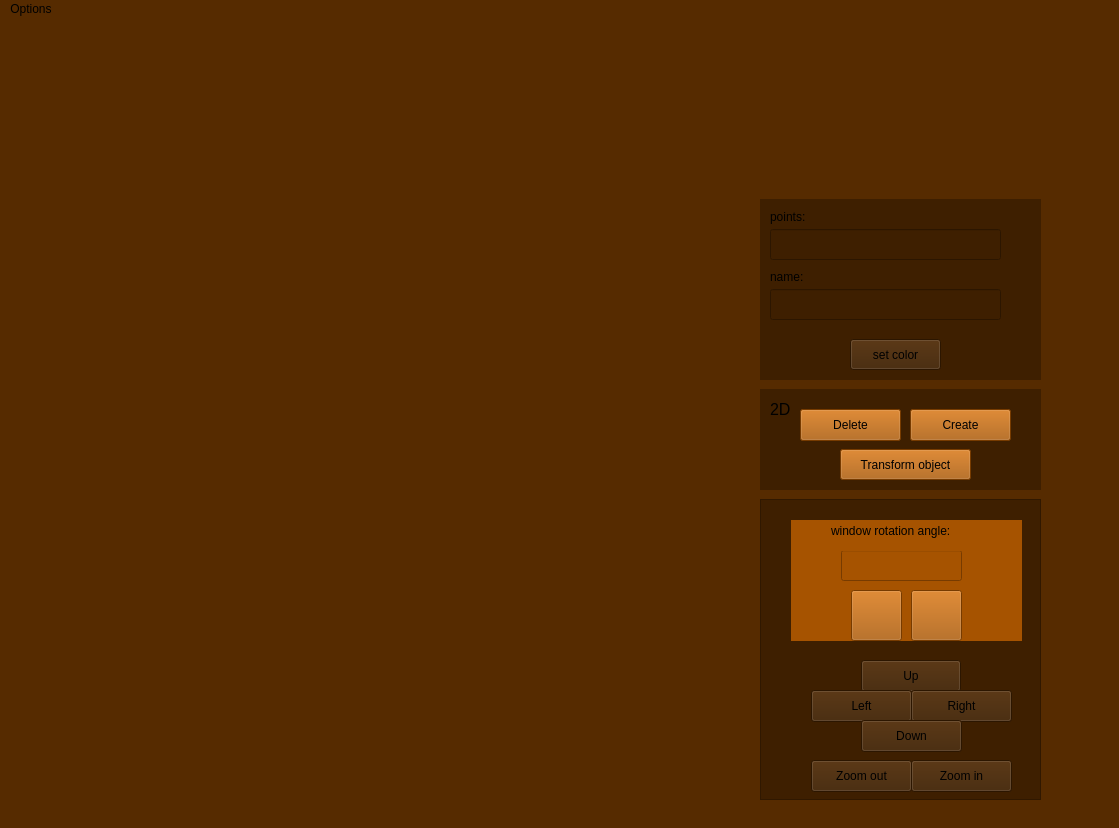
The window that src/view/main_view/gui_main.ui (victoriavllso/sistema-grafico-interativo) describes before a commit, drawn with Qt 5.
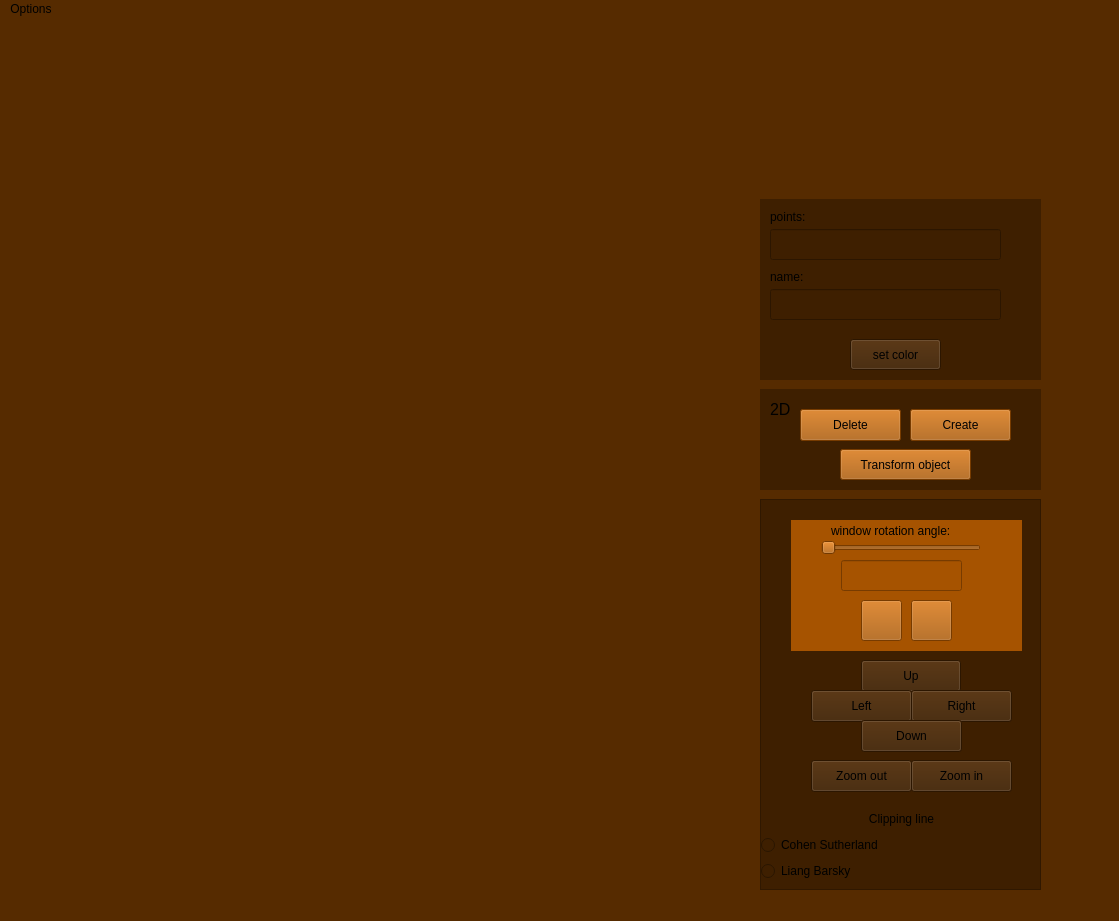
The same window after the commit.

What changed in the file:
```diff
--- a/src/view/main_view/gui_main.ui
+++ b/src/view/main_view/gui_main.ui
@@ -7,7 +7,7 @@
     <x>0</x>
     <y>0</y>
     <width>1119</width>
-    <height>828</height>
+    <height>921</height>
    </rect>
   </property>
   <property name="palette">
@@ -127,7 +127,7 @@
       <x>760</x>
       <y>480</y>
       <width>281</width>
-      <height>301</height>
+      <height>391</height>
      </rect>
     </property>
     <property name="styleSheet">
@@ -142,7 +142,7 @@
        <x>0</x>
        <y>0</y>
        <width>279</width>
-       <height>299</height>
+       <height>389</height>
       </rect>
      </property>
      <widget class="QPushButton" name="up">
@@ -235,7 +235,7 @@
         <x>30</x>
         <y>20</y>
         <width>231</width>
-        <height>121</height>
+        <height>131</height>
        </rect>
       </property>
       <property name="styleSheet">
@@ -247,10 +247,10 @@
       <widget class="QPushButton" name="button_turn_window_left">
        <property name="geometry">
         <rect>
-         <x>60</x>
-         <y>70</y>
-         <width>51</width>
-         <height>51</height>
+         <x>70</x>
+         <y>80</y>
+         <width>41</width>
+         <height>41</height>
         </rect>
        </property>
        <property name="text">
@@ -261,9 +261,9 @@
        <property name="geometry">
         <rect>
          <x>120</x>
-         <y>70</y>
-         <width>51</width>
-         <height>51</height>
+         <y>80</y>
+         <width>41</width>
+         <height>41</height>
         </rect>
        </property>
        <property name="text">
@@ -274,7 +274,7 @@
        <property name="geometry">
         <rect>
          <x>50</x>
-         <y>30</y>
+         <y>40</y>
          <width>121</width>
          <height>31</height>
         </rect>
@@ -285,7 +285,7 @@
         <rect>
          <x>40</x>
          <y>-10</y>
-         <width>151</width>
+         <width>171</width>
          <height>41</height>
         </rect>
        </property>
@@ -293,6 +293,52 @@
         <string>window rotation angle:</string>
        </property>
       </widget>
+      <widget class="QSlider" name="rotation_window">
+       <property name="geometry">
+        <rect>
+         <x>30</x>
+         <y>20</y>
+         <width>160</width>
+         <height>16</height>
+        </rect>
+       </property>
+       <property name="orientation">
+        <enum>Qt::Horizontal</enum>
+       </property>
+      </widget>
+     </widget>
+     <widget class="QWidget" name="verticalLayoutWidget_3">
+      <property name="geometry">
+       <rect>
+        <x>0</x>
+        <y>310</y>
+        <width>281</width>
+        <height>71</height>
+       </rect>
+      </property>
+      <layout class="QVBoxLayout" name="verticalLayout_3">
+       <item>
+        <widget class="QLabel" name="label_3">
+         <property name="text">
+          <string>&lt;html&gt;&lt;head/&gt;&lt;body&gt;&lt;p align=&quot;center&quot;&gt;Clipping line&lt;/p&gt;&lt;/body&gt;&lt;/html&gt;</string>
+         </property>
+        </widget>
+       </item>
+       <item>
+        <widget class="QRadioButton" name="radioButton_cohen">
+         <property name="text">
+          <string>Cohen Sutherland</string>
+         </property>
+        </widget>
+       </item>
+       <item>
+        <widget class="QRadioButton" name="radioButton_barsky">
+         <property name="text">
+          <string>Liang Barsky</string>
+         </property>
+        </widget>
+       </item>
+      </layout>
      </widget>
     </widget>
    </widget>
```
